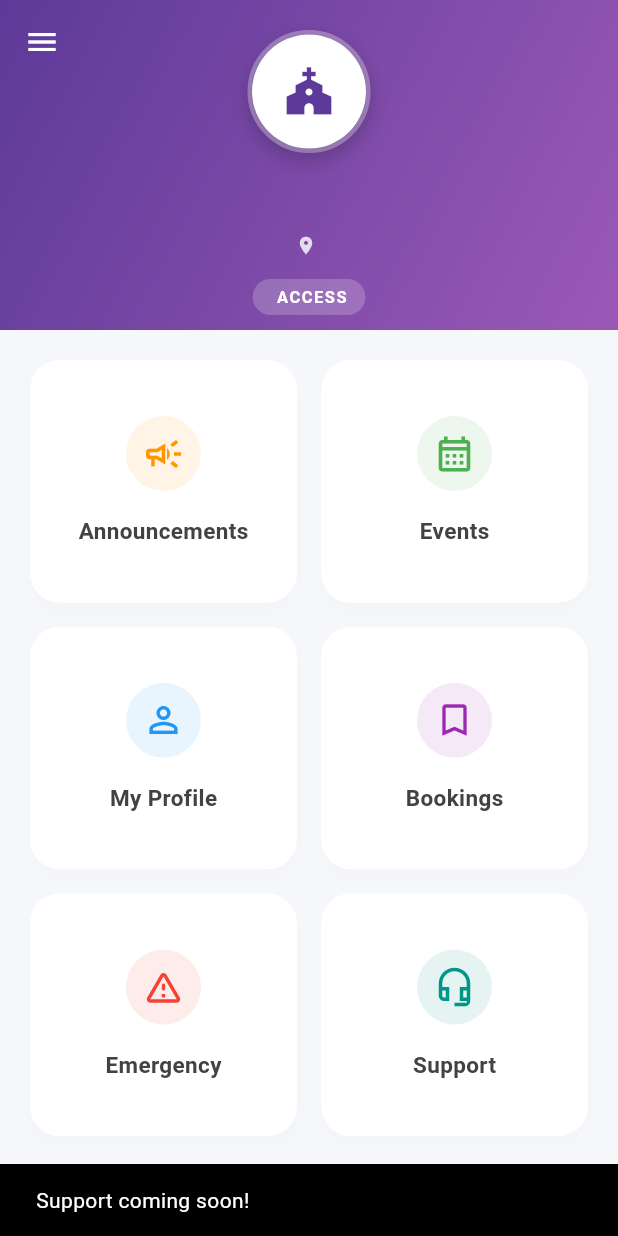
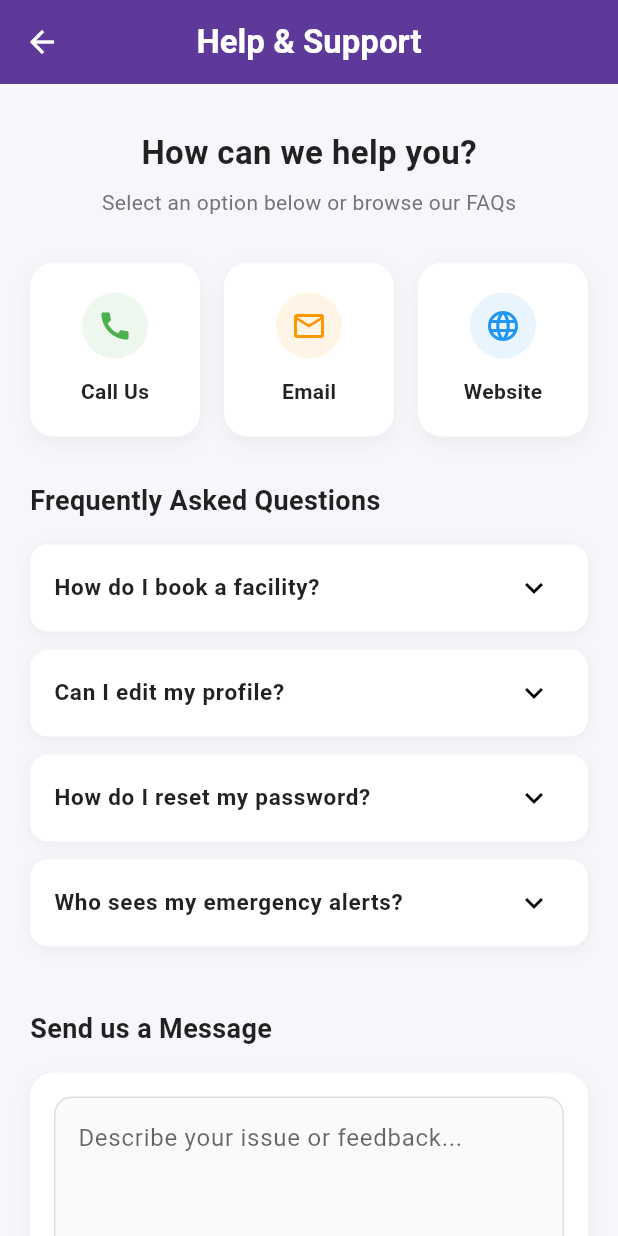
Before and after one commit to AbhaiSankarPR/Sacred_Space, a Flutter app: the MemberDashboard screen opened by its route, after a tap on "Support", on a phone screen of 412 x 824 dp. Run offline on Flutter 3.47's test engine with Material 3 defaults, Android fonts, the phone set to English and light mode, and no system bars; our stand-ins replace shared_preferences; accounts and stored records are empty.

Commit message:
added settings and support page

```diff
--- a/lib/core/routes.dart
+++ b/lib/core/routes.dart
@@ -18,6 +18,7 @@ import '../events/events_screen.dart';
 import '../gallery/gallery_screen.dart';
 import '../settings/settings_screen.dart';
 import '../settings/about_screen.dart';
+import '../settings/support_screen.dart';
 
 class Routes {
   static const login = '/';
@@ -32,6 +33,7 @@ class Routes {
   static const gallery = '/gallery';
   static const settings = '/settings';
   static const about = '/about';
+  static const support = '/support';
   static Map<String, WidgetBuilder> get map => {
     login: (_) => const LoginScreen(),
     signup: (_) => const SignupScreen(),
@@ -45,5 +47,6 @@ class Routes {
     about: (_) => const AboutScreen(),
     gallery: (_) => const GalleryScreen(),
     settings: (_) => const SettingsScreen(),
+    support: (_) => const SupportScreen(),
   };
 }
--- a/lib/dashboard/member_dashboard.dart
+++ b/lib/dashboard/member_dashboard.dart
@@ -178,11 +178,7 @@ class MemberDashboard extends StatelessWidget {
             title: 'Support',
             icon: Icons.headset_mic_outlined,
             color: Colors.teal,
-            onTap: () {
-               ScaffoldMessenger.of(context).showSnackBar(
-                  const SnackBar(content: Text('Support coming soon!'))
-               );
-            },
+            onTap: () => Navigator.pushNamed(context, Routes.support),
           ),
         ],
       ),
--- a/lib/settings/settings_screen.dart
+++ b/lib/settings/settings_screen.dart
@@ -107,7 +107,11 @@ class SettingsScreen extends StatelessWidget {
             _SettingsTile(
               icon: Icons.help_outline,
               title: "Help & Support",
-              onTap: () {},
+              onTap:
+                  () => Navigator.pushNamed(
+                    context,
+                    Routes.support,
+                  ), // UPDATE THIS
             ),
             _SettingsTile(
               icon: Icons.privacy_tip_outlined,
--- /dev/null
+++ b/lib/settings/support_screen.dart
@@ -0,0 +1,299 @@
+import 'package:flutter/material.dart';
+import 'package:url_launcher/url_launcher.dart';
+
+class SupportScreen extends StatelessWidget {
+  const SupportScreen({super.key});
+
+  // Mock FAQs
+  final List<Map<String, String>> _faqs = const [
+    {
+      'question': 'How do I book a facility?',
+      'answer': 'Go to the "Bookings" tab in the dashboard, click "New Booking", select your event type, date, and time, and submit your request.'
+    },
+    {
+      'question': 'Can I edit my profile?',
+      'answer': 'Yes, go to the "Profile" tab. Currently, you can view your details. Editing capability will be enabled in the next update.'
+    },
+    {
+      'question': 'How do I reset my password?',
+      'answer': 'You can reset your password from the "Settings" menu under "Account", or use the "Forgot Password" link on the login screen.'
+    },
+    {
+      'question': 'Who sees my emergency alerts?',
+      'answer': 'Emergency alerts are broadcasted immediately to all registered Church Admins and Priests.'
+    },
+  ];
+
+  Future<void> _launchUrl(String url) async {
+    final uri = Uri.parse(url);
+    if (!await launchUrl(uri)) {
+      debugPrint('Could not launch $url');
+    }
+  }
+
+  @override
+  Widget build(BuildContext context) {
+    // Dynamic Theme
+    final theme = Theme.of(context);
+    final isDark = theme.brightness == Brightness.dark;
+    final textColor = isDark ? Colors.white : Colors.black87;
+    final subTextColor = isDark ? Colors.white70 : Colors.grey[600];
+    final cardColor = theme.cardColor;
+
+    return Scaffold(
+      backgroundColor: theme.scaffoldBackgroundColor,
+      appBar: AppBar(
+        title: const Text("Help & Support", style: TextStyle(fontWeight: FontWeight.bold)),
+        backgroundColor: const Color(0xFF5D3A99),
+        foregroundColor: Colors.white,
+        centerTitle: true,
+        elevation: 0,
+      ),
+      body: SingleChildScrollView(
+        padding: const EdgeInsets.all(20),
+        child: Column(
+          crossAxisAlignment: CrossAxisAlignment.start,
+          children: [
+            // --- 1. Header Text ---
+            Center(
+              child: Column(
+                children: [
+                  const SizedBox(height: 10),
+                  Text(
+                    "How can we help you?",
+                    style: TextStyle(
+                      fontSize: 22,
+                      fontWeight: FontWeight.bold,
+                      color: textColor,
+                    ),
+                  ),
+                  const SizedBox(height: 8),
+                  Text(
+                    "Select an option below or browse our FAQs",
+                    style: TextStyle(color: subTextColor, fontSize: 14),
+                  ),
+                ],
+              ),
+            ),
+            const SizedBox(height: 30),
+
+            // --- 2. Contact Grid ---
+            Row(
+              children: [
+                Expanded(
+                  child: _ContactCard(
+                    icon: Icons.call,
+                    title: "Call Us",
+                    color: Colors.green,
+                    isDark: isDark,
+                    onTap: () => _launchUrl("tel:+1234567890"),
+                  ),
+                ),
+                const SizedBox(width: 16),
+                Expanded(
+                  child: _ContactCard(
+                    icon: Icons.email_outlined,
+                    title: "Email",
+                    color: Colors.orange,
+                    isDark: isDark,
+                    onTap: () => _launchUrl("mailto:support@sacredspace.com"),
+                  ),
+                ),
+                const SizedBox(width: 16),
+                Expanded(
+                  child: _ContactCard(
+                    icon: Icons.language,
+                    title: "Website",
+                    color: Colors.blue,
+                    isDark: isDark,
+                    onTap: () => _launchUrl("https://www.google.com"),
+                  ),
+                ),
+              ],
+            ),
+
+            const SizedBox(height: 30),
+
+            // --- 3. FAQs Section ---
+            Text(
+              "Frequently Asked Questions",
+              style: TextStyle(
+                fontSize: 18,
+                fontWeight: FontWeight.bold,
+                color: textColor,
+              ),
+            ),
+            const SizedBox(height: 16),
+            ..._faqs.map((faq) => Container(
+              margin: const EdgeInsets.only(bottom: 12),
+              decoration: BoxDecoration(
+                color: cardColor,
+                borderRadius: BorderRadius.circular(12),
+                border: isDark ? Border.all(color: Colors.white10) : null,
+                boxShadow: [
+                  BoxShadow(
+                    color: Colors.black.withOpacity(isDark ? 0.3 : 0.05),
+                    blurRadius: 8,
+                    offset: const Offset(0, 2),
+                  ),
+                ],
+              ),
+              child: Theme(
+                data: theme.copyWith(dividerColor: Colors.transparent),
+                child: ExpansionTile(
+                  title: Text(
+                    faq['question']!,
+                    style: TextStyle(
+                      fontWeight: FontWeight.w600,
+                      color: textColor,
+                      fontSize: 15,
+                    ),
+                  ),
+                  childrenPadding: const EdgeInsets.fromLTRB(16, 0, 16, 16),
+                  children: [
+                    Text(
+                      faq['answer']!,
+                      style: TextStyle(color: subTextColor, height: 1.4),
+                    ),
+                  ],
+                ),
+              ),
+            )),
+
+            const SizedBox(height: 30),
+
+            // --- 4. Feedback Form ---
+            Text(
+              "Send us a Message",
+              style: TextStyle(
+                fontSize: 18,
+                fontWeight: FontWeight.bold,
+                color: textColor,
+              ),
+            ),
+            const SizedBox(height: 16),
+            Container(
+              padding: const EdgeInsets.all(16),
+              decoration: BoxDecoration(
+                color: cardColor,
+                borderRadius: BorderRadius.circular(16),
+                boxShadow: [
+                  BoxShadow(
+                    color: Colors.black.withOpacity(isDark ? 0.3 : 0.05),
+                    blurRadius: 10,
+                    offset: const Offset(0, 4),
+                  ),
+                ],
+              ),
+              child: Column(
+                children: [
+                  TextField(
+                    maxLines: 4,
+                    style: TextStyle(color: textColor),
+                    decoration: InputDecoration(
+                      hintText: "Describe your issue or feedback...",
+                      hintStyle: TextStyle(color: theme.hintColor),
+                      border: OutlineInputBorder(
+                        borderRadius: BorderRadius.circular(12),
+                        borderSide: BorderSide(color: isDark ? Colors.white24 : Colors.grey[300]!),
+                      ),
+                      enabledBorder: OutlineInputBorder(
+                        borderRadius: BorderRadius.circular(12),
+                        borderSide: BorderSide(color: isDark ? Colors.white24 : Colors.grey[300]!),
+                      ),
+                      focusedBorder: OutlineInputBorder(
+                        borderRadius: BorderRadius.circular(12),
+                        borderSide: const BorderSide(color: Color(0xFF5D3A99)),
+                      ),
+                      filled: true,
+                      fillColor: isDark ? Colors.grey[900] : Colors.grey[50],
+                    ),
+                  ),
+                  const SizedBox(height: 16),
+                  SizedBox(
+                    width: double.infinity,
+                    height: 50,
+                    child: ElevatedButton(
+                      style: ElevatedButton.styleFrom(
+                        backgroundColor: const Color(0xFF5D3A99),
+                        foregroundColor: Colors.white,
+                        shape: RoundedRectangleBorder(borderRadius: BorderRadius.circular(12)),
+                      ),
+                      onPressed: () {
+                        ScaffoldMessenger.of(context).showSnackBar(
+                          const SnackBar(content: Text("Feedback sent successfully!")),
+                        );
+                      },
+                      child: const Text("Submit Feedback", style: TextStyle(fontWeight: FontWeight.bold)),
+                    ),
+                  ),
+                ],
+              ),
+            ),
+            const SizedBox(height: 40),
+          ],
+        ),
+      ),
+    );
+  }
+}
+
+class _ContactCard extends StatelessWidget {
+  final IconData icon;
+  final String title;
+  final Color color;
+  final bool isDark;
+  final VoidCallback onTap;
+
+  const _ContactCard({
+    required this.icon,
+    required this.title,
+    required this.color,
+    required this.isDark,
+    required this.onTap,
+  });
+
+  @override
+  Widget build(BuildContext context) {
+    return InkWell(
+      onTap: onTap,
+      borderRadius: BorderRadius.circular(16),
+      child: Container(
+        padding: const EdgeInsets.symmetric(vertical: 20),
+        decoration: BoxDecoration(
+          color: Theme.of(context).cardColor,
+          borderRadius: BorderRadius.circular(16),
+          border: isDark ? Border.all(color: Colors.white10) : null,
+          boxShadow: [
+            BoxShadow(
+              color: Colors.black.withOpacity(isDark ? 0.3 : 0.05),
+              blurRadius: 10,
+              offset: const Offset(0, 4),
+            ),
+          ],
+        ),
+        child: Column(
+          children: [
+            Container(
+              padding: const EdgeInsets.all(10),
+              decoration: BoxDecoration(
+                color: color.withOpacity(0.1),
+                shape: BoxShape.circle,
+              ),
+              child: Icon(icon, color: color, size: 24),
+            ),
+            const SizedBox(height: 12),
+            Text(
+              title,
+              style: TextStyle(
+                fontWeight: FontWeight.bold,
+                fontSize: 14,
+                color: isDark ? Colors.white70 : Colors.black87,
+              ),
+            ),
+          ],
+        ),
+      ),
+    );
+  }
+}
--- a/pubspec.yaml
+++ b/pubspec.yaml
@@ -34,7 +34,7 @@ dependencies:
   shared_preferences: ^2.2.2
   intl: ^0.19.0
   provider: ^6.1.1
-
+  url_launcher: ^6.2.5
   # The following adds the Cupertino Icons font to your application.
   # Use with the CupertinoIcons class for iOS style icons.
   cupertino_icons: ^1.0.8
```
Also changed, not shown: pubspec.lock, 5 other files.
